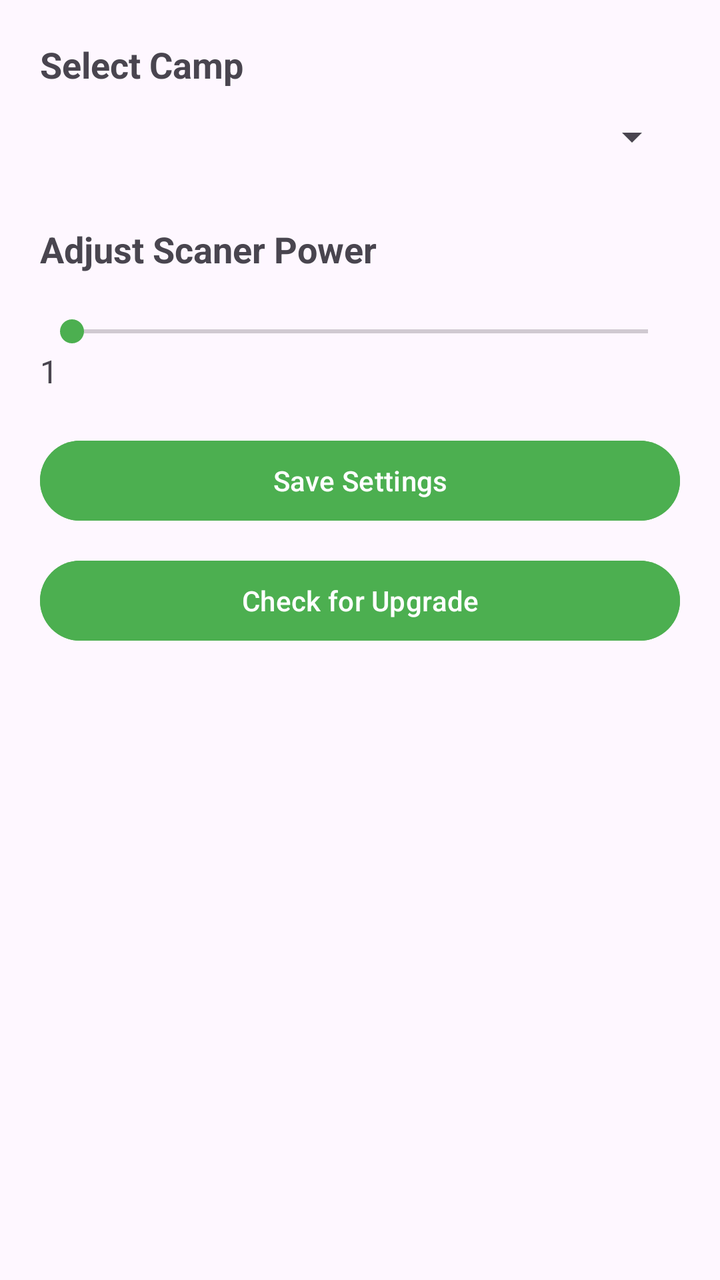
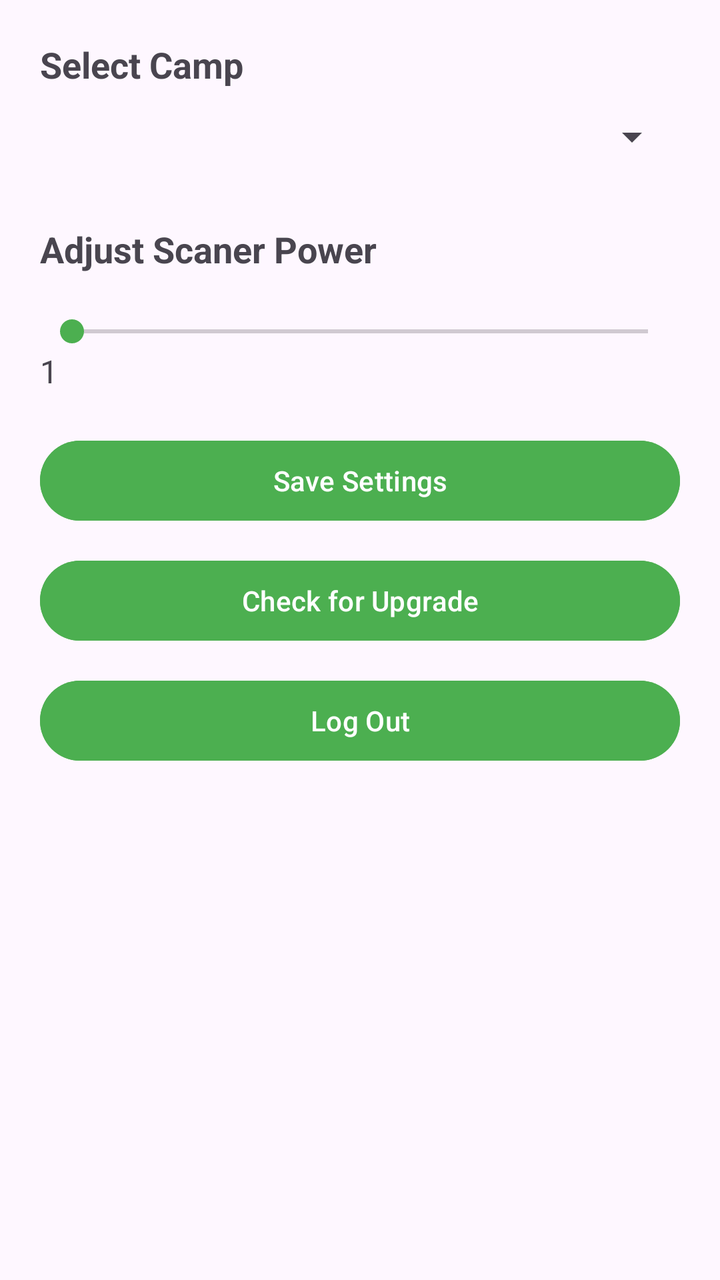

Screens rendered from an Android XML layout before and after an edit, with the pre-edit source and the edit as a unified diff.
<!-- AndroidManifest.xml: application theme Theme.RFIDLaundryReader -->
<!-- res/layout/activity_settings.xml -->
<?xml version="1.0" encoding="utf-8"?>
<LinearLayout xmlns:android="http://schemas.android.com/apk/res/android"
    xmlns:tools="http://schemas.android.com/tools"
    android:layout_width="match_parent"
    android:layout_height="match_parent"
    android:padding="20dp"
    android:orientation="vertical">

    <TextView
        android:layout_width="wrap_content"
        android:layout_height="wrap_content"
        android:text="Select Camp"
        android:textSize="18sp"
        android:textStyle="bold"
        tools:ignore="HardcodedText" />

    <Spinner
        android:id="@+id/campSpinner"
        android:layout_width="match_parent"
        android:layout_height="wrap_content"
        android:layout_marginBottom="20dp"
        android:minHeight="48dp" />

    <TextView
        android:layout_width="wrap_content"
        android:layout_height="wrap_content"
        android:text="Adjust Scaner Power"
        android:textSize="18sp"
        android:textStyle="bold"
        android:layout_marginBottom="20dp"
        tools:ignore="HardcodedText" />

    <SeekBar
        android:id="@+id/powerSeekBar"
        android:layout_width="match_parent"
        android:layout_height="wrap_content"
        android:max="30"
        android:min="1"
        android:progressTint="@color/green"
        android:thumbTint="@color/green"/>

    <TextView
        android:id="@+id/powerValueText"
        android:layout_width="wrap_content"
        android:layout_height="wrap_content"
        android:text="1"
        android:textSize="16sp"
        android:layout_marginBottom="20dp"
        tools:ignore="HardcodedText" />

    <Button
        android:id="@+id/saveButton"
        android:layout_width="match_parent"
        android:layout_height="wrap_content"
        android:backgroundTint="@color/green"
        android:text="Save Settings"
        android:textColor="@android:color/white"
        tools:ignore="HardcodedText,TextContrastCheck,VisualLintButtonSize" />

    <Button
        android:id="@+id/btnUpdate"
        android:layout_width="match_parent"
        android:layout_height="wrap_content"
        android:layout_marginTop="12dp"
        android:backgroundTint="@color/green"
        android:text="Check for Upgrade"
        android:textColor="@android:color/white"
        tools:ignore="HardcodedText,TextContrastCheck,VisualLintButtonSize" />

</LinearLayout>
<!-- resources referenced by this layout -->
<resources>
  <color name="green">#4CAF50</color>
  <style name="Theme.RFIDLaundryReader" parent="Base.Theme.RFIDLaundryReader" />
  <style name="Base.Theme.RFIDLaundryReader" parent="Theme.Material3.DayNight.NoActionBar">
          
          
      </style>
</resources>

<!-- the commit's change to res/layout/activity_settings.xml (unified diff, before → after) -->
@@ -67,4 +67,14 @@
         android:textColor="@android:color/white"
         tools:ignore="HardcodedText,TextContrastCheck,VisualLintButtonSize" />
 
+    <Button
+        android:id="@+id/btnLogOut"
+        android:layout_width="match_parent"
+        android:layout_height="wrap_content"
+        android:layout_marginTop="12dp"
+        android:text="Log Out"
+        android:backgroundTint="@color/green"
+        android:textColor="@android:color/white"
+        tools:ignore="HardcodedText" />
+
 </LinearLayout>
